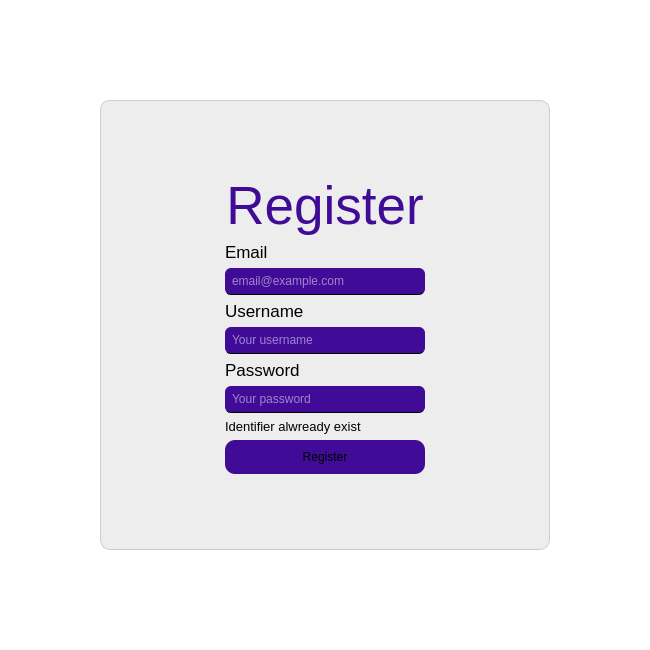
Before: the Qt Designer form frontend/register.ui in BapeCode/GCS_PythonAlgo, drawn with Qt 5.
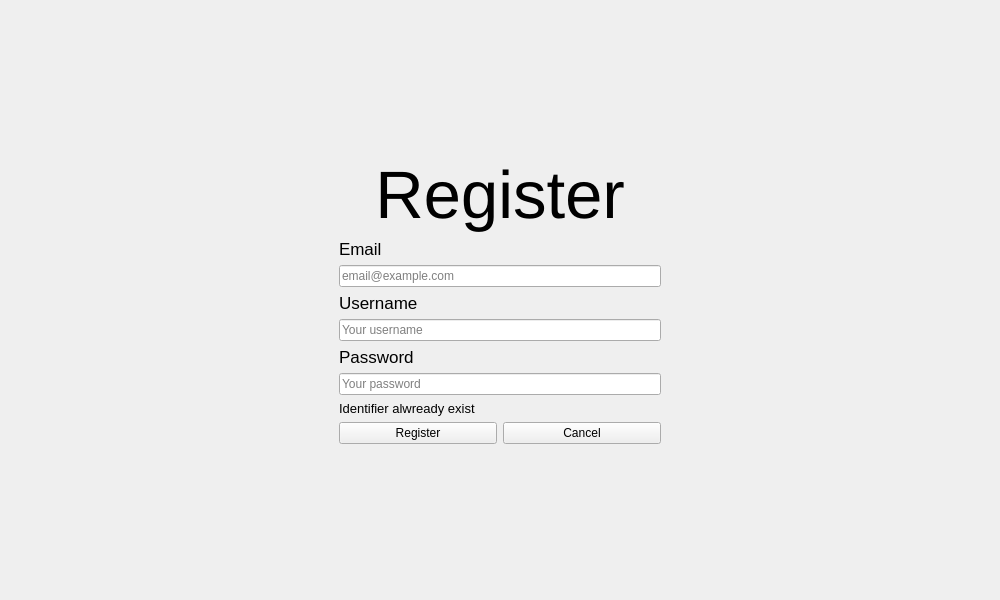
After: the same form once the commit is applied.

```diff
--- a/frontend/register.ui
+++ b/frontend/register.ui
@@ -6,83 +6,19 @@
    <rect>
     <x>0</x>
     <y>0</y>
-    <width>650</width>
-    <height>650</height>
+    <width>1000</width>
+    <height>600</height>
    </rect>
   </property>
   <property name="windowTitle">
    <string>Register</string>
   </property>
   <property name="styleSheet">
-   <string notr="true">QMainWindow {
-	background-color: #ffffff
-}
-
-QWidget #widget {
-	border-radius: 10px;
-	border: 1px solid #ccc;
-	background-color: #ededed
-}
-
-QLabel {
-	color: black
-}
-
-#title{
-	color: #400b97
-}
-
-QPushButton {
-	padding: 10px;
-	border-radius: 10px;
-	background-color: #400b97
-}
-
-QPushButton:hover,
-QPushButton:clicked {
-	background-color: #400baa
-}
-
-QLineEdit {
-	background-color: #400b97;
-	padding: 5px;
-	border: none;
-	border-bottom: 1px solid black;
-	border-radius: 6px;
-	color: white;
-	font-size: 12px
-}
-</string>
+   <string notr="true"/>
   </property>
   <widget class="QWidget" name="centralwidget">
    <layout class="QGridLayout" name="gridLayout">
-    <item row="0" column="1">
-     <spacer name="verticalSpacer_2">
-      <property name="orientation">
-       <enum>Qt::Orientation::Vertical</enum>
-      </property>
-      <property name="sizeHint" stdset="0">
-       <size>
-        <width>20</width>
-        <height>75</height>
-       </size>
-      </property>
-     </spacer>
-    </item>
-    <item row="1" column="0">
-     <spacer name="horizontalSpacer">
-      <property name="orientation">
-       <enum>Qt::Orientation::Horizontal</enum>
-      </property>
-      <property name="sizeHint" stdset="0">
-       <size>
-        <width>75</width>
-        <height>20</height>
-       </size>
-      </property>
-     </spacer>
-    </item>
-    <item row="1" column="1">
+    <item row="0" column="0">
      <widget class="QWidget" name="widget" native="true">
       <property name="minimumSize">
        <size>
@@ -103,7 +39,7 @@
           <widget class="QLabel" name="title">
            <property name="font">
             <font>
-             <pointsize>40</pointsize>
+             <pointsize>50</pointsize>
             </font>
            </property>
            <property name="text">
@@ -217,14 +153,22 @@
           </widget>
          </item>
          <item>
-          <widget class="QPushButton" name="pushButton_3">
-           <property name="cursor">
-            <cursorShape>PointingHandCursor</cursorShape>
-           </property>
-           <property name="text">
-            <string>Register</string>
-           </property>
-          </widget>
+          <layout class="QHBoxLayout" name="horizontalLayout">
+           <item>
+            <widget class="QPushButton" name="registerButton">
+             <property name="text">
+              <string>Register</string>
+             </property>
+            </widget>
+           </item>
+           <item>
+            <widget class="QPushButton" name="cancelButton">
+             <property name="text">
+              <string>Cancel</string>
+             </property>
+            </widget>
+           </item>
+          </layout>
          </item>
         </layout>
        </item>
@@ -283,32 +227,6 @@
       </layout>
      </widget>
     </item>
-    <item row="1" column="2">
-     <spacer name="horizontalSpacer_2">
-      <property name="orientation">
-       <enum>Qt::Orientation::Horizontal</enum>
-      </property>
-      <property name="sizeHint" stdset="0">
-       <size>
-        <width>75</width>
-        <height>20</height>
-       </size>
-      </property>
-     </spacer>
-    </item>
-    <item row="2" column="1">
-     <spacer name="verticalSpacer">
-      <property name="orientation">
-       <enum>Qt::Orientation::Vertical</enum>
-      </property>
-      <property name="sizeHint" stdset="0">
-       <size>
-        <width>20</width>
-        <height>75</height>
-       </size>
-      </property>
-     </spacer>
-    </item>
    </layout>
   </widget>
  </widget>
```
Left out of the diff: 58 changed lines with no effect on the pictures.
